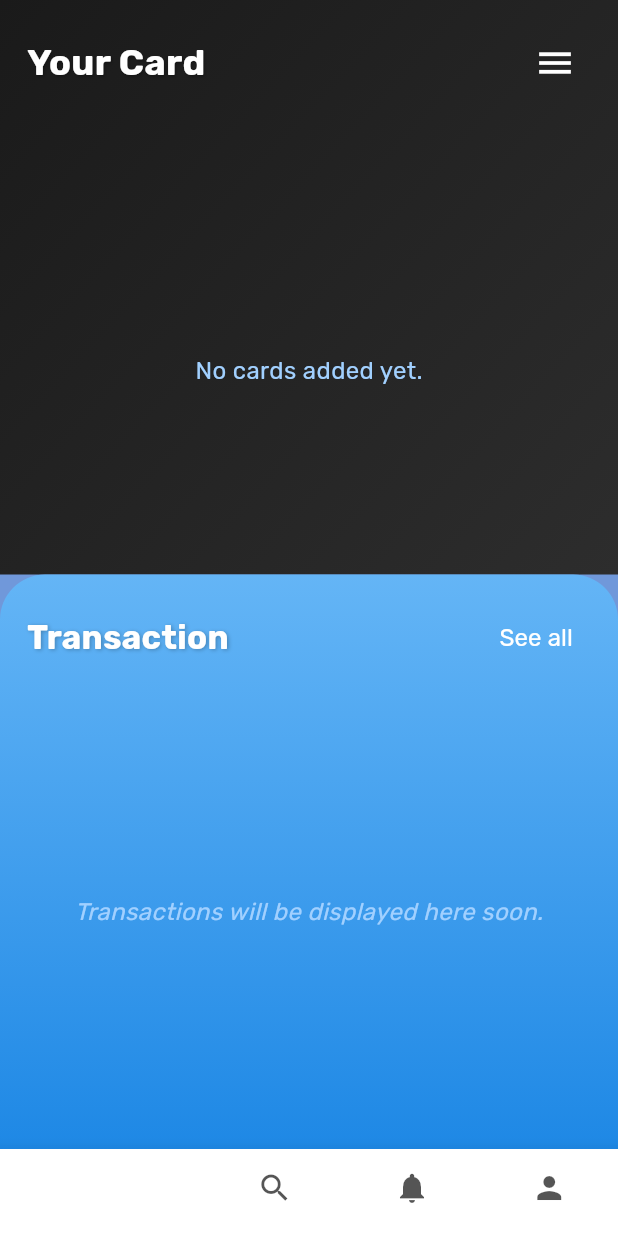
After one commit to Yassine-Ezzar/pay, a Flutter app: the HomeScreen screen opened by its route, after a tap on the "menu" icon, on a phone screen of 412 x 824 dp. The commit adds this screen. Run offline on Flutter 3.47's test engine with Material 3 defaults, Android fonts, the phone set to English and light mode, and no system bars; our stand-ins replace camera, carousel_slider, flutter_credit_card, flutter_secure_storage, get, local_auth and 1 more; missing offline and left inert: google_mlkit_text_recognition; accounts and stored records are empty; network calls fail.

Commit message:
third-commit

```diff
--- a/lib/main.dart
+++ b/lib/main.dart
@@ -2,18 +2,37 @@ import 'package:app/styles/styles.dart';
 import 'package:app/widgets/app_pages.dart';
 import 'package:flutter/material.dart';
 import 'package:get/get.dart';
-
+import 'package:flutter_secure_storage/flutter_secure_storage.dart';
 
 void main() {
   runApp(MyApp());
 }
 
 class MyApp extends StatelessWidget {
+  final _storage = const FlutterSecureStorage();
+
+  Future<String> _getInitialRoute() async {
+    String? userId = await _storage.read(key: 'userId');
+    return userId != null ? '/home' : '/splash';
+  }
+
   @override
   Widget build(BuildContext context) {
+    return FutureBuilder<String>(
+      future: _getInitialRoute(),
+      builder: (context, snapshot) {
+        if (snapshot.connectionState == ConnectionState.waiting) {
+          return MaterialApp(
+            home: Scaffold(
+              body: Center(
+                child: CircularProgressIndicator(),
+              ),
+            ),
+          );
+        }
         return GetMaterialApp(
           debugShowCheckedModeBanner: false,
-      initialRoute: '/splash',
+          initialRoute: snapshot.data!,
           getPages: AppPages.pages,
           theme: ThemeData(
             fontFamily: 'Rubik',
@@ -38,5 +57,7 @@ class MyApp extends StatelessWidget {
             scrollbarTheme: Styles.scrollbarTheme,
           ),
         );
+      },
+    );
   }
 }
--- /dev/null
+++ b/lib/screens/home_screen.dart
@@ -0,0 +1,262 @@
+import 'package:app/services/api_service.dart';
+import 'package:app/styles/styles.dart';
+import 'package:flutter/material.dart';
+import 'package:get/get.dart';
+import 'package:flutter_credit_card/flutter_credit_card.dart';
+import 'package:carousel_slider/carousel_slider.dart';
+
+class HomeScreen extends StatefulWidget {
+  @override
+  _HomeScreenState createState() => _HomeScreenState();
+}
+
+class _HomeScreenState extends State<HomeScreen> with SingleTickerProviderStateMixin {
+  List<dynamic> cards = [];
+  bool isLoading = true;
+  late AnimationController _controller;
+  late Animation<double> _animation;
+
+  @override
+  void initState() {
+    super.initState();
+    _controller = AnimationController(
+      vsync: this,
+      duration: Duration(milliseconds: 500),
+    )..repeat(reverse: true);
+    _animation = CurvedAnimation(parent: _controller, curve: Curves.easeInOut);
+    _fetchCards();
+  }
+
+  @override
+  void dispose() {
+    _controller.dispose();
+    super.dispose();
+  }
+
+  Future<void> _fetchCards() async {
+    setState(() => isLoading = true);
+    try {
+      final userId = await ApiService.storage.read(key: 'userId');
+      if (userId != null) {
+        final fetchedCards = await ApiService.getCards(userId);
+        setState(() {
+          cards = fetchedCards;
+          isLoading = false;
+        });
+      } else {
+        Get.snackbar('Error', 'User not logged in.', backgroundColor: Styles.defaultRedColor);
+        Get.offNamed('/login');
+      }
+    } catch (e) {
+      setState(() => isLoading = false);
+      Get.snackbar('Error', e.toString(), backgroundColor: Styles.defaultRedColor);
+    }
+  }
+
+  @override
+  Widget build(BuildContext context) {
+    return Scaffold(
+      backgroundColor: Styles.scaffoldBackgroundColor,
+      body: Column(
+        children: [
+          // Upper half: Card Section with AppBar integrated
+          Expanded(
+            flex: 1,
+            child: Container(
+              decoration: BoxDecoration(
+                gradient: LinearGradient(
+                  begin: Alignment.topLeft,
+                  end: Alignment.bottomRight,
+                  colors: [Color(0xFF1A1A1A), Color(0xFF2D2D2D)], // Dark gradient
+                ),
+              ),
+              child: Column(
+                children: [
+                  // Integrated AppBar with "Your Card" and Menu
+                  Padding(
+                    padding: EdgeInsets.all(Styles.defaultPadding),
+                    child: Row(
+                      mainAxisAlignment: MainAxisAlignment.spaceBetween,
+                      children: [
+                        Text(
+                          'Your Card',
+                          style: TextStyle(
+                            fontFamily: 'Rubik',
+                            fontSize: 24,
+                            fontWeight: FontWeight.bold,
+                            color: Styles.defaultYellowColor,
+                            shadows: [
+                              Shadow(
+                                color: Colors.black26,
+                                offset: Offset(1, 1),
+                                blurRadius: 2,
+                              ),
+                            ],
+                          ),
+                        ),
+                        IconButton(
+                          icon: Icon(Icons.menu, color: Styles.defaultYellowColor, size: 28),
+                          onPressed: () {
+                            // Add menu logic here
+                          },
+                        ),
+                      ],
+                    ),
+                  ),
+                  SizedBox(height: Styles.defaultPadding / 2),
+
+                  SizedBox(height: Styles.defaultPadding),
+                  // Cards Carousel
+                  Expanded(
+                    child: isLoading
+                        ? Center(
+                            child: CircularProgressIndicator(
+                              color: Styles.defaultYellowColor,
+                              strokeWidth: 2,
+                            ),
+                          )
+                        : cards.isEmpty
+                            ? Center(
+                                child: Text(
+                                  'No cards added yet.',
+                                  style: TextStyle(
+                                    fontFamily: 'Rubik',
+                                    color: Styles.defaultLightWhiteColor,
+                                    fontSize: 16,
+                                  ),
+                                ),
+                              )
+                            : CarouselSlider(
+                                options: CarouselOptions(
+                                  height: 220,
+                                  enlargeCenterPage: true,
+                                  autoPlay: false,
+                                  aspectRatio: 16 / 9,
+                                  viewportFraction: 0.75,
+                                  enableInfiniteScroll: false,
+                                ),
+                                items: cards.map((card) {
+                                  return Builder(
+                                    builder: (BuildContext context) {
+                                      return Padding(
+                                        padding: EdgeInsets.symmetric(horizontal: 8.0),
+                                        child: Card(
+                                          elevation: 8,
+                                          shape: RoundedRectangleBorder(
+                                            borderRadius: BorderRadius.circular(15),
+                                          ),
+                                          child: CreditCardWidget(
+                                            cardNumber: card['cardNumber'],
+                                            expiryDate: card['expiryDate'],
+                                            cardHolderName: card['cardHolderName'] ?? 'No Name',
+                                            cvvCode: card['cvv'],
+                                            showBackView: false,
+                                            onCreditCardWidgetChange: (creditCardBrand) {},
+                                            cardBgColor: Color(0xFF1E3A8A), // Teal-like color
+                                            textStyle: TextStyle(
+                                              fontFamily: 'Rubik',
+                                              color: Styles.defaultYellowColor,
+                                              fontSize: 16,
+                                            ),
+                                          ),
+                                        ),
+                                      );
+                                    },
+                                  );
+                                }).toList(),
+                              ),
+                  ),
+                ],
+              ),
+            ),
+          ),
+          // Lower half: Transactions
+          Expanded(
+            flex: 1,
+            child: Container(
+              decoration: BoxDecoration(
+                gradient: LinearGradient(
+                  begin: Alignment.topCenter,
+                  end: Alignment.bottomCenter,
+                  colors: [Colors.blue[300]!, Colors.blue[600]!],
+                ),
+                borderRadius: BorderRadius.vertical(top: Radius.circular(30)),
+              ),
+              padding: EdgeInsets.all(Styles.defaultPadding),
+              child: Column(
+                crossAxisAlignment: CrossAxisAlignment.start,
+                children: [
+                  Row(
+                    mainAxisAlignment: MainAxisAlignment.spaceBetween,
+                    children: [
+                      Text(
+                        'Transaction',
+                        style: TextStyle(
+                          fontFamily: 'Rubik',
+                          fontSize: 22,
+                          fontWeight: FontWeight.bold,
+                          color: Styles.defaultYellowColor,
+                          shadows: [
+                            Shadow(
+                              color: Colors.black26,
+                              offset: Offset(1, 1),
+                              blurRadius: 3,
+                            ),
+                          ],
+                        ),
+                      ),
+                      TextButton(
+                        onPressed: () {},
+                        child: Text(
+                          'See all',
+                          style: TextStyle(
+                            fontFamily: 'Rubik',
+                            color: Styles.defaultYellowColor,
+                            fontSize: 16,
+                          ),
+                        ),
+                      ),
+                    ],
+                  ),
+                  SizedBox(height: Styles.defaultPadding),
+                  Expanded(
+                    child: Center(
+                      child: Text(
+                        'Transactions will be displayed here soon.',
+                        style: TextStyle(
+                          fontFamily: 'Rubik',
+                          color: Styles.defaultLightWhiteColor,
+                          fontSize: 16,
+                          fontStyle: FontStyle.italic,
+                        ),
+                        textAlign: TextAlign.center,
+                      ),
+                    ),
+                  ),
+                ],
+              ),
+            ),
+          ),
+        ],
+      ),
+      bottomNavigationBar: BottomNavigationBar(
+        backgroundColor: Colors.blue[600],
+        selectedItemColor: Styles.defaultYellowColor,
+        unselectedItemColor: const Color.fromARGB(179, 13, 13, 13),
+        selectedLabelStyle: TextStyle(fontFamily: 'Rubik'),
+        unselectedLabelStyle: TextStyle(fontFamily: 'Rubik'),
+        items: [
+          BottomNavigationBarItem(icon: Icon(Icons.home), label: 'Home'),
+          BottomNavigationBarItem(icon: Icon(Icons.search), label: 'Search'),
+          BottomNavigationBarItem(icon: Icon(Icons.notifications), label: 'Notifications'),
+          BottomNavigationBarItem(icon: Icon(Icons.person), label: 'Profile'),
+        ],
+        currentIndex: 0,
+        onTap: (index) {
+          // Add navigation logic if needed
+        },
+        elevation: 10,
+      ),
+    );
+  }
+}
--- a/lib/screens/login_screen.dart
+++ b/lib/screens/login_screen.dart
@@ -44,7 +44,7 @@ class _LoginScreenState extends State<LoginScreen> {
     }
     try {
       await ApiService.login(_nameController.text, _enteredPin);
-      Get.offNamed('/card-list');
+      Get.offNamed('/home');
     } catch (e) {
       Get.snackbar('Error', e.toString(), backgroundColor: Styles.defaultRedColor);
     }
@@ -73,7 +73,7 @@ class _LoginScreenState extends State<LoginScreen> {
             try {
               await ApiService.login(name, '');
               Get.back();
-              Get.offNamed('/card-list');
+              Get.offNamed('/home');
             } catch (e) {
               Get.snackbar('Error', e.toString(), backgroundColor: Styles.defaultRedColor);
             }
@@ -111,7 +111,7 @@ class _LoginScreenState extends State<LoginScreen> {
             try {
               await ApiService.login(name, '');
               Get.back();
-              Get.offNamed('/card-list');
+              Get.offNamed('/home');
             } catch (e) {
               Get.snackbar('Error', e.toString(), backgroundColor: Styles.defaultRedColor);
             }
--- a/lib/widgets/app_pages.dart
+++ b/lib/widgets/app_pages.dart
@@ -1,5 +1,6 @@
 import 'package:app/screens/add_card_screen.dart';
 import 'package:app/screens/card_list_screen.dart';
+import 'package:app/screens/home_screen.dart';
 import 'package:app/screens/splash_screen.dart';
 import 'package:app/screens/success_screen.dart';
 import 'package:get/get.dart';
@@ -15,7 +16,7 @@ class AppPages {
     GetPage(name: '/register', page: () => RegisterScreen()),
     GetPage(name: '/login', page: () => LoginScreen()),
     GetPage(name: '/reset-pin', page: () => ResetPinScreen()),
-    //GetPage(name: '/home', page: () => HomeScreen()),
+    GetPage(name: '/home', page: () => HomeScreen()),
     GetPage(name: '/success', page: () => SuccessScreen()),
     GetPage(name: '/add-card', page: () => AddCardScreen()),
     GetPage(name: '/card-list', page: () => CardListScreen()),
--- a/pubspec.yaml
+++ b/pubspec.yaml
@@ -32,6 +32,7 @@ dependencies:
   flutter_localizations:
     sdk: flutter
   flutter_gen: ^5.10.0
+  carousel_slider: ^5.0.0
 
 dev_dependencies:
   flutter_test:
```
Also changed, not shown: pubspec.lock, 4 other files. Lines whose indentation alone changed are shown as unchanged.
